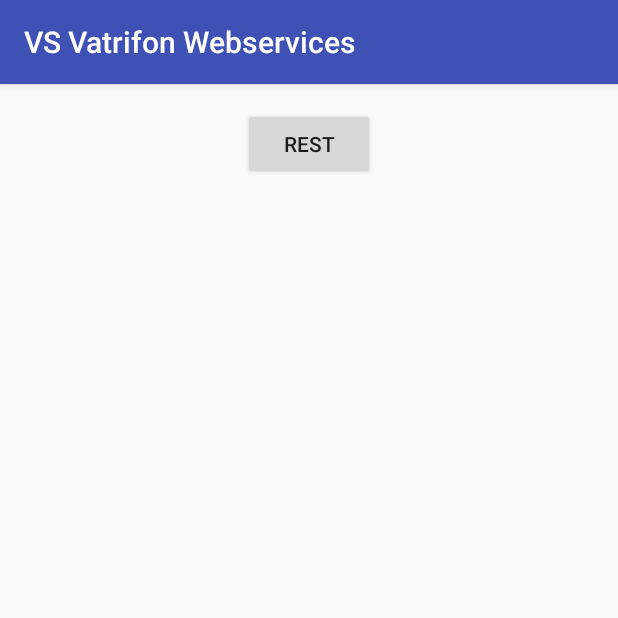
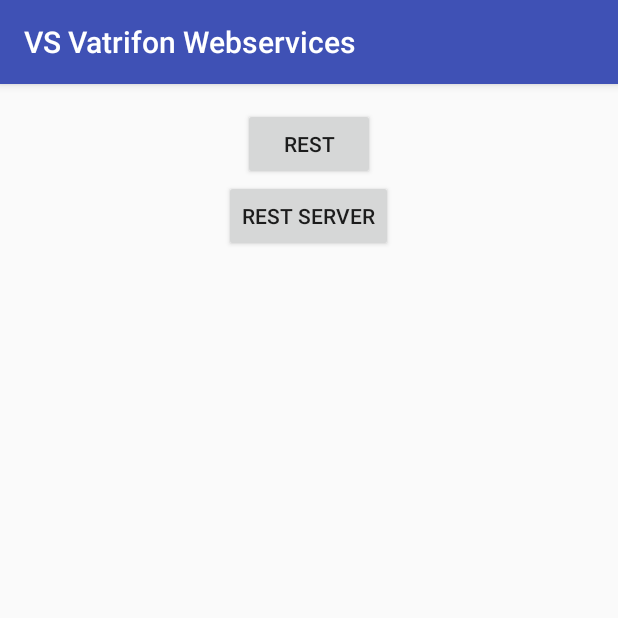
Before and after one commit to JanEberhardt/VS_vatrifon_Webservices, an Android app: the screen it shows after launch (MainActivity), on a phone screen of 412 x 824 dp, the top half of it. Run offline under Robolectric (Android 15) with nearby library versions, the phone set to English and light mode, and no system bars.

Commit message:
Addes RestServer Button and Activity

```diff
--- a/app/src/main/java/ch/ethz/inf/vs/a2/MainActivity.java
+++ b/app/src/main/java/ch/ethz/inf/vs/a2/MainActivity.java
@@ -21,5 +21,15 @@
 
             }
         });
+        Button restServer = (Button) findViewById(R.id.rest_server);
+        restServer.setOnClickListener(new View.OnClickListener() {
+            @Override
+            public void onClick(View v) {
+                Intent i = new Intent(getApplicationContext(), RestServerActivity.class);
+                startActivity(i);
+
+            }
+        });
+
     }
 }
--- a/app/src/main/res/layout/activity_main.xml
+++ b/app/src/main/res/layout/activity_main.xml
@@ -13,4 +13,10 @@
         android:text="@string/rest_button"
         android:id="@+id/rest"
         android:layout_gravity="center_horizontal" />
+    <Button
+    android:layout_width="wrap_content"
+    android:layout_height="wrap_content"
+    android:text="@string/rest_server_button"
+    android:id="@+id/rest_server"
+    android:layout_gravity="center_horizontal" />
 </LinearLayout>
--- a/app/src/main/res/values/strings.xml
+++ b/app/src/main/res/values/strings.xml
@@ -1,8 +1,13 @@
 <resources>
     <string name="app_name">VS Vatrifon Webservices</string>
     <string name="rest_button">Rest</string>
+    <string name="rest_server_button">Rest Server</string>
 
     <string name="refresh">refresh</string>
     <string name="reading_name">Sensor Reading:</string>
     <string name="value_updated_toast">Value has been updated!</string>
+    <string name="title_activity_rest_server">RestServerActivity</string>
+
+    <string name="hello_world">Hello world!</string>
+    <string name="action_settings">Settings</string>
 </resources>
```
Also changed, not shown: app/src/main/AndroidManifest.xml (+6 -1 lines), app/src/main/java/ch/ethz/inf/vs/a2/RestServerActivity.java (added, +37 -0 lines), app/src/main/res/layout/activity_rest_server.xml (added, +12 -0 lines), app/src/main/res/menu/menu_rest_server.xml (added, +7 -0 lines), 1 other file.
